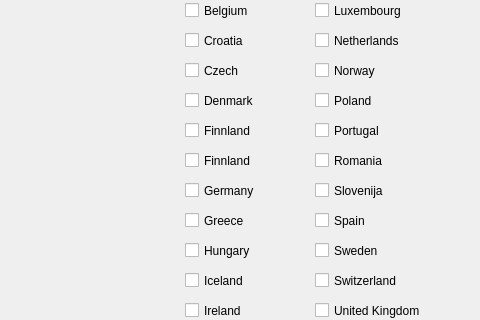
Before: the Qt Designer form Ui/MainWindow.ui in Whatever510/TeslaCrawler, drawn with Qt 5; both pictures show x 175 to 655 and y 238 to 558 of the 803 by 808 pixel window.
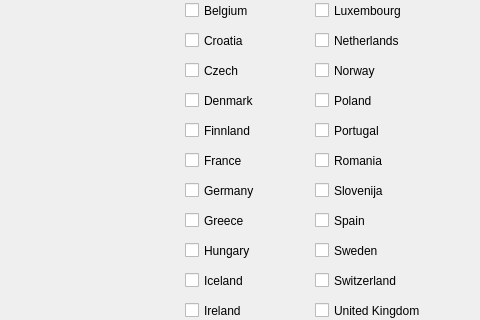
After: the same form once the commit is applied.

Commit message: Simplyfied country selection

```diff
--- a/Ui/MainWindow.ui
+++ b/Ui/MainWindow.ui
@@ -487,7 +487,7 @@
      </rect>
     </property>
     <property name="text">
-     <string>Finnland</string>
+     <string>France</string>
     </property>
    </widget>
    <widget class="QScrollArea" name="scrollArea">
```
Left out of the diff: 60 changed lines with no effect on the pictures. The commit also changes 1 other file.
